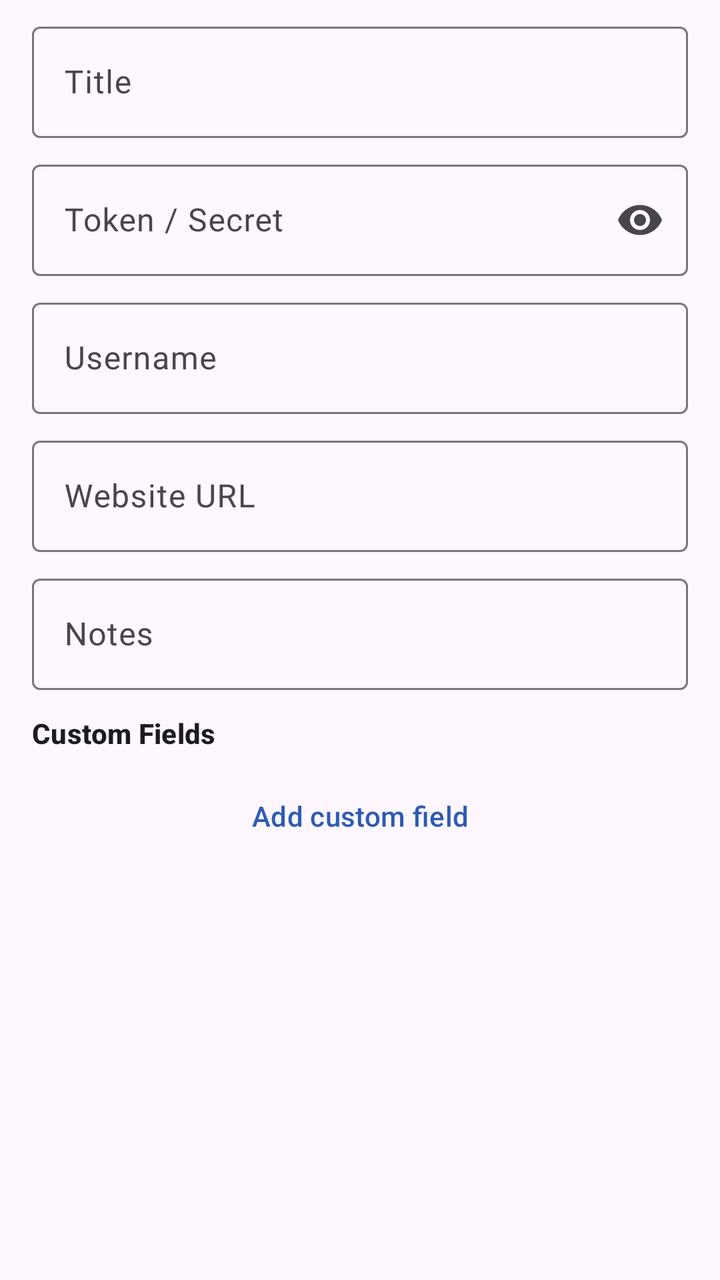
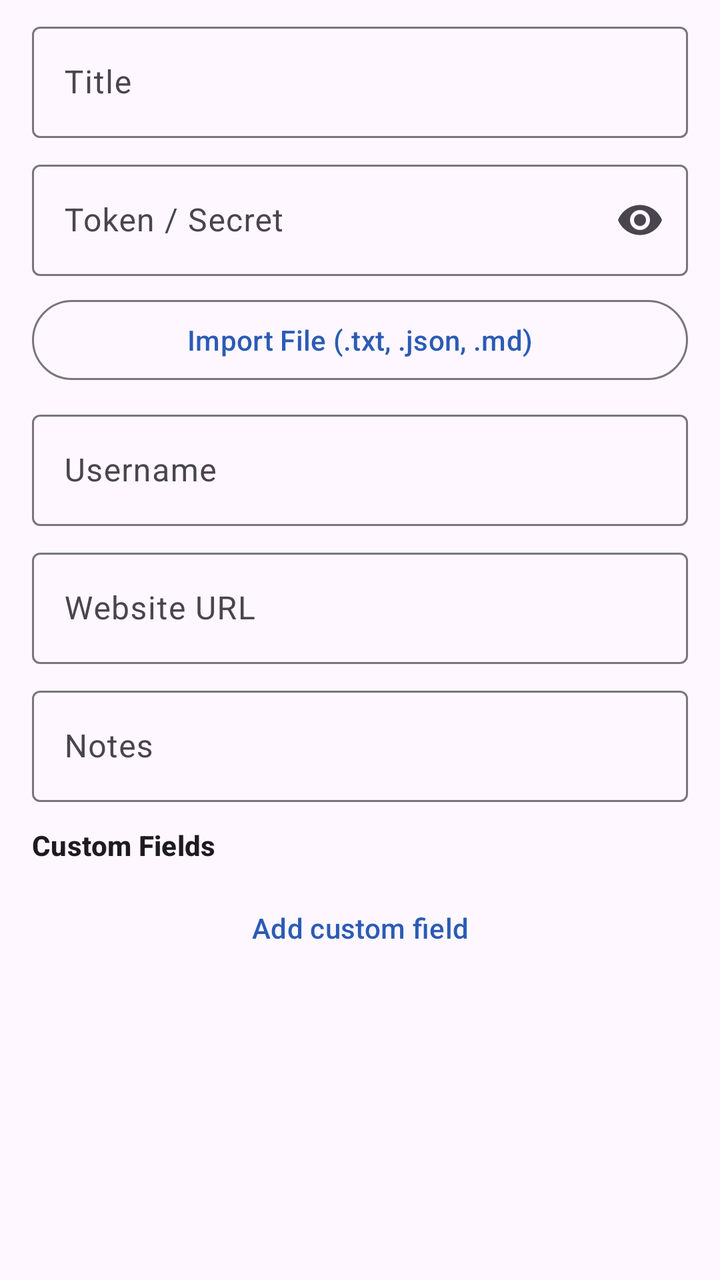

The first picture is an Android layout as it rendered before a commit; the second is the same layout after the commit. The layout source and the unified diff follow.
<!-- AndroidManifest.xml: application theme Theme.Cluster.App -->
<!-- res/layout/dialog_secret_entry.xml -->
<?xml version="1.0" encoding="utf-8"?>
<ScrollView xmlns:android="http://schemas.android.com/apk/res/android"
    xmlns:app="http://schemas.android.com/apk/res-auto"
    android:layout_width="match_parent"
    android:layout_height="match_parent"
    android:fillViewport="true">

    <LinearLayout
        android:layout_width="match_parent"
        android:layout_height="wrap_content"
        android:orientation="vertical"
        android:paddingStart="16dp"
        android:paddingEnd="16dp"
        android:paddingTop="8dp"
        android:paddingBottom="8dp">

        <com.google.android.material.textfield.TextInputLayout
            android:id="@+id/layout_title"
            style="@style/Widget.Material3.TextInputLayout.OutlinedBox"
            android:layout_width="match_parent"
            android:layout_height="wrap_content"
            android:hint="@string/sec_vault_title_hint">

            <com.google.android.material.textfield.TextInputEditText
                android:id="@+id/input_title"
                android:layout_width="match_parent"
                android:layout_height="wrap_content"
                android:inputType="text" />

        </com.google.android.material.textfield.TextInputLayout>

        <com.google.android.material.textfield.TextInputLayout
            android:id="@+id/layout_token"
            style="@style/Widget.Material3.TextInputLayout.OutlinedBox"
            android:layout_width="match_parent"
            android:layout_height="wrap_content"
            android:layout_marginTop="8dp"
            android:hint="@string/sec_vault_token_hint"
            app:endIconMode="password_toggle">

            <com.google.android.material.textfield.TextInputEditText
                android:id="@+id/input_token"
                android:layout_width="match_parent"
                android:layout_height="wrap_content"
                android:inputType="textPassword" />

        </com.google.android.material.textfield.TextInputLayout>

        <com.google.android.material.textfield.TextInputLayout
            android:id="@+id/layout_username"
            style="@style/Widget.Material3.TextInputLayout.OutlinedBox"
            android:layout_width="match_parent"
            android:layout_height="wrap_content"
            android:layout_marginTop="8dp"
            android:hint="@string/sec_vault_username_hint"
            app:endIconMode="clear_text">

            <com.google.android.material.textfield.TextInputEditText
                android:id="@+id/input_username"
                android:layout_width="match_parent"
                android:layout_height="wrap_content"
                android:inputType="text" />

        </com.google.android.material.textfield.TextInputLayout>

        <com.google.android.material.textfield.TextInputLayout
            android:id="@+id/layout_url"
            style="@style/Widget.Material3.TextInputLayout.OutlinedBox"
            android:layout_width="match_parent"
            android:layout_height="wrap_content"
            android:layout_marginTop="8dp"
            android:hint="@string/sec_vault_url_hint">

            <com.google.android.material.textfield.TextInputEditText
                android:id="@+id/input_url"
                android:layout_width="match_parent"
                android:layout_height="wrap_content"
                android:inputType="textUri" />

        </com.google.android.material.textfield.TextInputLayout>

        <com.google.android.material.textfield.TextInputLayout
            android:id="@+id/layout_notes"
            style="@style/Widget.Material3.TextInputLayout.OutlinedBox"
            android:layout_width="match_parent"
            android:layout_height="wrap_content"
            android:layout_marginTop="8dp"
            android:hint="@string/sec_vault_notes_hint">

            <com.google.android.material.textfield.TextInputEditText
                android:id="@+id/input_notes"
                android:layout_width="match_parent"
                android:layout_height="wrap_content"
                android:inputType="textMultiLine" />

        </com.google.android.material.textfield.TextInputLayout>

        <TextView
            android:layout_width="match_parent"
            android:layout_height="wrap_content"
            android:layout_marginTop="12dp"
            android:text="@string/sec_vault_custom_fields_title"
            android:textAppearance="?attr/textAppearanceTitleSmall"
            android:textStyle="bold" />

        <LinearLayout
            android:id="@+id/layout_custom_fields"
            android:layout_width="match_parent"
            android:layout_height="wrap_content"
            android:orientation="vertical"
            android:layout_marginTop="4dp" />

        <com.google.android.material.button.MaterialButton
            android:id="@+id/btn_add_custom_field"
            style="@style/Widget.Material3.Button.TextButton"
            android:layout_width="match_parent"
            android:layout_height="wrap_content"
            android:layout_marginTop="4dp"
            android:text="@string/sec_vault_add_custom_field"
            android:icon="@drawable/ic_outline_add_24" />

    </LinearLayout>
</ScrollView>
<!-- resources referenced by this layout -->
<resources>
  <!-- drawable ic_outline_add_24 (drawable) -->
  <vector xmlns:android="http://schemas.android.com/apk/res/android"
      android:width="24dp"
      android:height="24dp"
      android:tint="?attr/colorControlNormal"
      android:viewportWidth="960"
      android:viewportHeight="960">
      <path
          android:fillColor="@android:color/white"
          android:pathData="M440,520L200,520L200,440L440,440L440,200L520,200L520,440L760,440L760,520L520,520L520,760L440,760L440,520Z" />
  </vector>
  <string name="sec_vault_add_custom_field">Add custom field</string>
  <string name="sec_vault_custom_fields_title">Custom Fields</string>
  <string name="sec_vault_notes_hint">Notes</string>
  <string name="sec_vault_title_hint">Title</string>
  <string name="sec_vault_token_hint">Token / Secret</string>
  <string name="sec_vault_url_hint">Website URL</string>
  <string name="sec_vault_username_hint">Username</string>
  <style name="Theme.Cluster.App" parent="Theme.Material3.DayNight.NoActionBar">
          
          <item name="colorPrimary">@color/md_theme_light_primary</item>
          <item name="android:windowDrawsSystemBarBackgrounds">true</item>
          <item name="android:statusBarColor">@android:color/transparent</item>
      </style>
  <color name="md_theme_light_primary">#2b5bb5</color>
</resources>

<!-- the commit's change to res/layout/dialog_secret_entry.xml (unified diff, before → after) -->
@@ -45,6 +45,15 @@
                 android:inputType="textPassword" />
 
         </com.google.android.material.textfield.TextInputLayout>
+
+        <com.google.android.material.button.MaterialButton
+            android:id="@+id/btn_import_file"
+            style="@style/Widget.Material3.Button.OutlinedButton"
+            android:layout_width="match_parent"
+            android:layout_height="wrap_content"
+            android:layout_marginTop="8dp"
+            android:text="Import File (.txt, .json, .md)"
+            android:icon="@drawable/ic_outline_description_24" />
 
         <com.google.android.material.textfield.TextInputLayout
             android:id="@+id/layout_username"
<!-- resource entries referenced after the edit -->
@@ -10,6 +10,17 @@
       <path
           android:fillColor="@android:color/white"
           android:pathData="M440,520L200,520L200,440L440,440L440,200L520,200L520,440L760,440L760,520L520,520L520,760L440,760L440,520Z" />
+  </vector>
+  <!-- drawable ic_outline_description_24 (drawable) -->
+  <vector xmlns:android="http://schemas.android.com/apk/res/android"
+      android:width="24dp"
+      android:height="24dp"
+      android:tint="?attr/colorControlNormal"
+      android:viewportWidth="960"
+      android:viewportHeight="960">
+      <path
+          android:fillColor="@android:color/white"
+          android:pathData="M320,720L640,720L640,640L320,640L320,720ZM320,560L640,560L640,480L320,480L320,560ZM240,880Q207,880 183.5,856.5Q160,833 160,800L160,160Q160,127 183.5,103.5Q207,80 240,80L560,80L800,320L800,800Q800,833 776.5,856.5Q753,880 720,880L240,880ZM520,360L520,160L240,160Q240,160 240,160Q240,160 240,160L240,800Q240,800 240,800Q240,800 240,800L720,800Q720,800 720,800Q720,800 720,800L720,360L520,360ZM240,160L240,160L240,360L240,360L240,160L240,360L240,360L240,800Q240,800 240,800Q240,800 240,800L240,800Q240,800 240,800Q240,800 240,800L240,160Q240,160 240,160Q240,160 240,160Z" />
   </vector>
   <string name="sec_vault_add_custom_field">Add custom field</string>
   <string name="sec_vault_custom_fields_title">Custom Fields</string>
